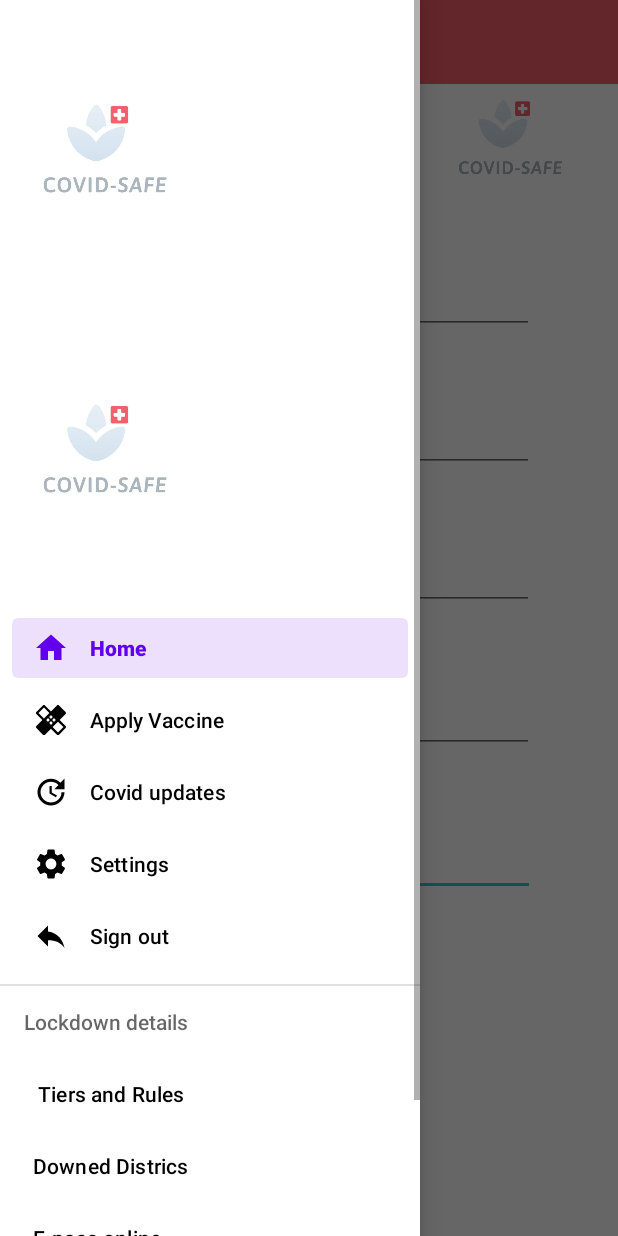
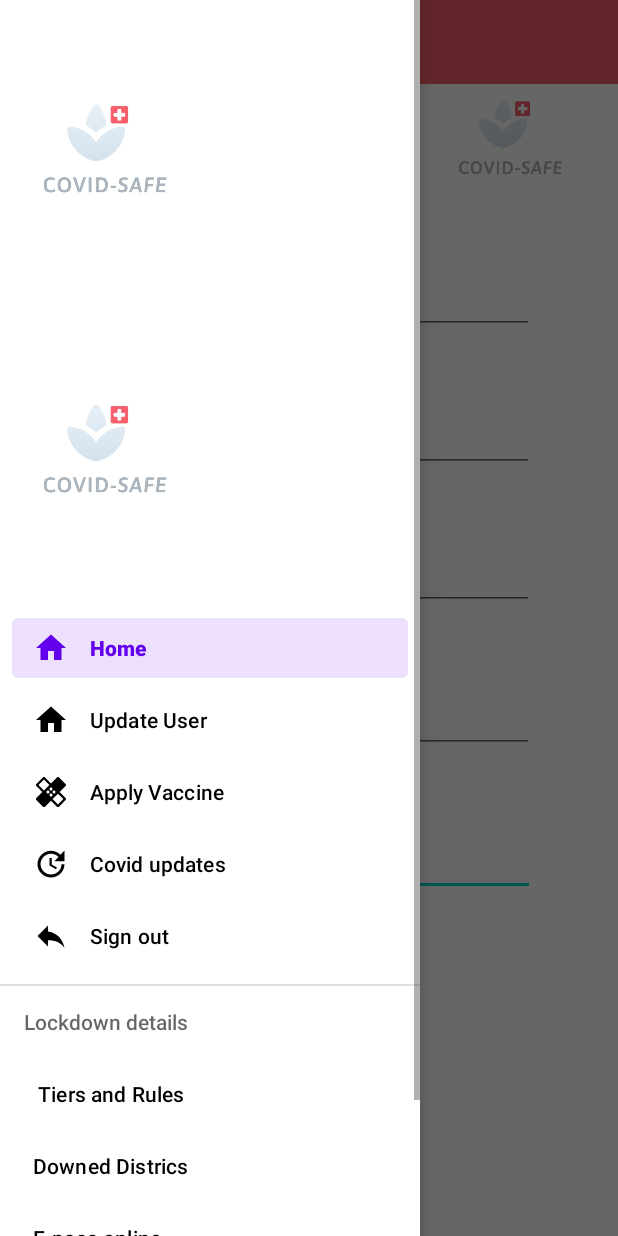
Before and after one commit to AnanthanSuthan/MADproject, an Android app: the AdminHomeActivity screen opened directly, with no data from a screen before it, with the side drawer open, on a phone screen of 412 x 824 dp. Run offline under Robolectric (Android 15) with nearby library versions, the phone set to English and light mode, and no system bars; Roboto replaces fonts that are not available here.

Commit message:
admin drawer

```diff
--- a/CORONASafe/app/src/main/java/com/example/corona_safe/AdminHomeActivity.java
+++ b/CORONASafe/app/src/main/java/com/example/corona_safe/AdminHomeActivity.java
@@ -67,7 +67,7 @@ public class AdminHomeActivity extends AppCompatActivity implements NavigationVi
 
         navigationView.setNavigationItemSelectedListener(this);
 
-        navigationView.setCheckedItem(R.id.nav_home);
+        navigationView.setCheckedItem(R.id.nav_homea);
 
 
         btnAddnew.setOnClickListener(new View.OnClickListener() {
@@ -117,13 +117,15 @@ public class AdminHomeActivity extends AppCompatActivity implements NavigationVi
     public boolean onNavigationItemSelected(@NonNull MenuItem menuitem) {
 
         switch (menuitem.getItemId()){
-            case R.id.nav_home:
+            case R.id.nav_homea:
                 break;
-            case  R.id.nav_settings:
-                Intent intent0 =new Intent(AdminHomeActivity.this,SettingsActivity.class);
+            case  R.id.nav_updateuser:
+                Toast.makeText(this,"Update Uesr",Toast.LENGTH_SHORT).show();
+                Intent intent0 =new Intent(AdminHomeActivity.this,AdminUpdateActivity.class);
                 startActivity(intent0);
                 break;
-            case  R.id.nav_signout:
+
+            case  R.id.nav_signouta:
                 Toast.makeText(this,"Sign out",Toast.LENGTH_SHORT).show();
                 Intent intent1 =new Intent(AdminHomeActivity.this,MainActivity.class);
                 startActivity(intent1);
--- a/CORONASafe/app/src/main/res/layout/activity_adminhome.xml
+++ b/CORONASafe/app/src/main/res/layout/activity_adminhome.xml
@@ -14,7 +14,7 @@
         android:layout_height="match_parent"
         android:layout_gravity="start"
         app:headerLayout="@layout/headerid"
-        app:menu="@menu/main_usermenu">
+        app:menu="@menu/main_adminmenu">
 
     </com.google.android.material.navigation.NavigationView>
 
--- /dev/null
+++ b/CORONASafe/app/src/main/res/menu/main_adminmenu.xml
@@ -0,0 +1,50 @@
+<?xml version="1.0" encoding="utf-8"?>
+<menu xmlns:android="http://schemas.android.com/apk/res/android">
+    <group android:checkableBehavior="single">
+        <item
+            android:id="@+id/nav_homea"
+            android:title="Home"
+            android:icon="@drawable/drhome_24" />
+        <item
+            android:id="@+id/nav_updateuser"
+            android:title="Update User"
+            android:icon="@drawable/drhome_24" />
+
+        <item
+            android:id="@+id/nav_vaccinea"
+            android:title="Apply Vaccine"
+            android:icon="@drawable/drvaccine"/>
+
+        <item
+            android:id="@+id/nav_updatesa"
+            android:title="Covid updates"
+            android:icon="@drawable/drupdate" />
+
+
+        <item
+            android:id="@+id/nav_signouta"
+            android:title="Sign out"
+            android:icon="@drawable/drreply" />
+
+    </group>
+
+    <item android:title="Lockdown details" android:icon="@drawable/drvaccine">
+        <menu>
+            <group android:checkableBehavior="single">
+                <item
+                    android:id="@+id/nav_lockdownRa"
+                    android:title=" Tiers and Rules" />
+                <item
+                    android:id="@+id/nav_lockdownDDa"
+                    android:title="Downed Districs" />
+                <item
+                    android:id="@+id/nav_lockdownEOa"
+                    android:title="E-pass online" />
+                <item
+                    android:id="@+id/nav_lockdownECa"
+                    android:title="E-Certificate" />
+            </group>
+        </menu>
+    </item>
+
+</menu>
```
